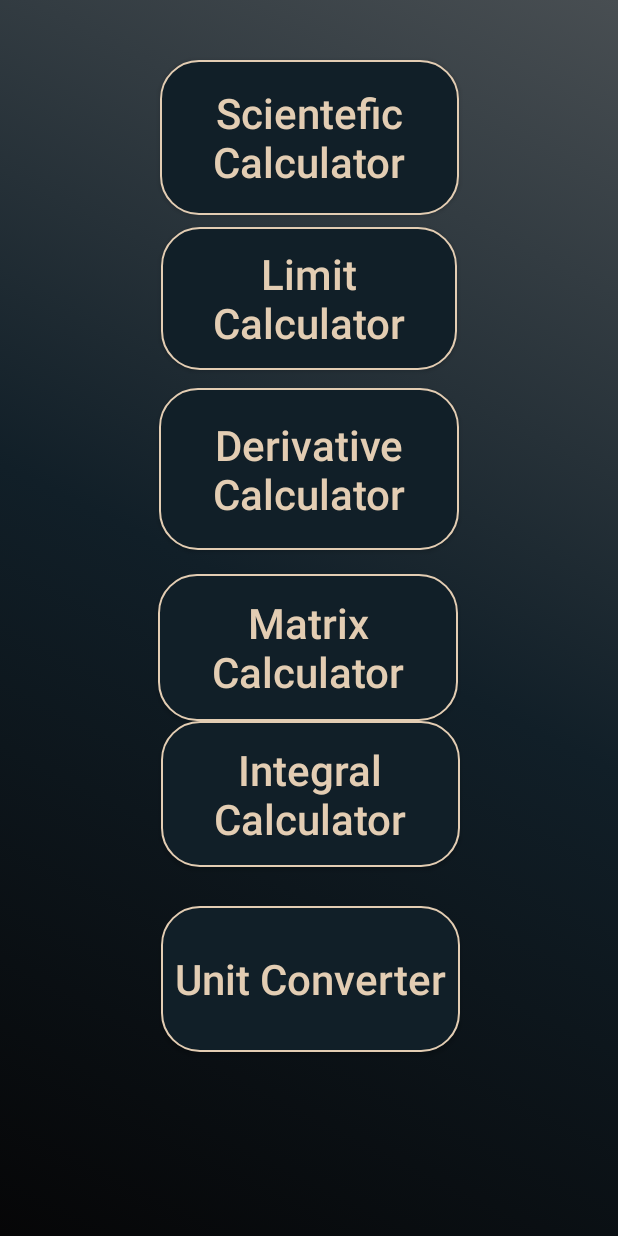
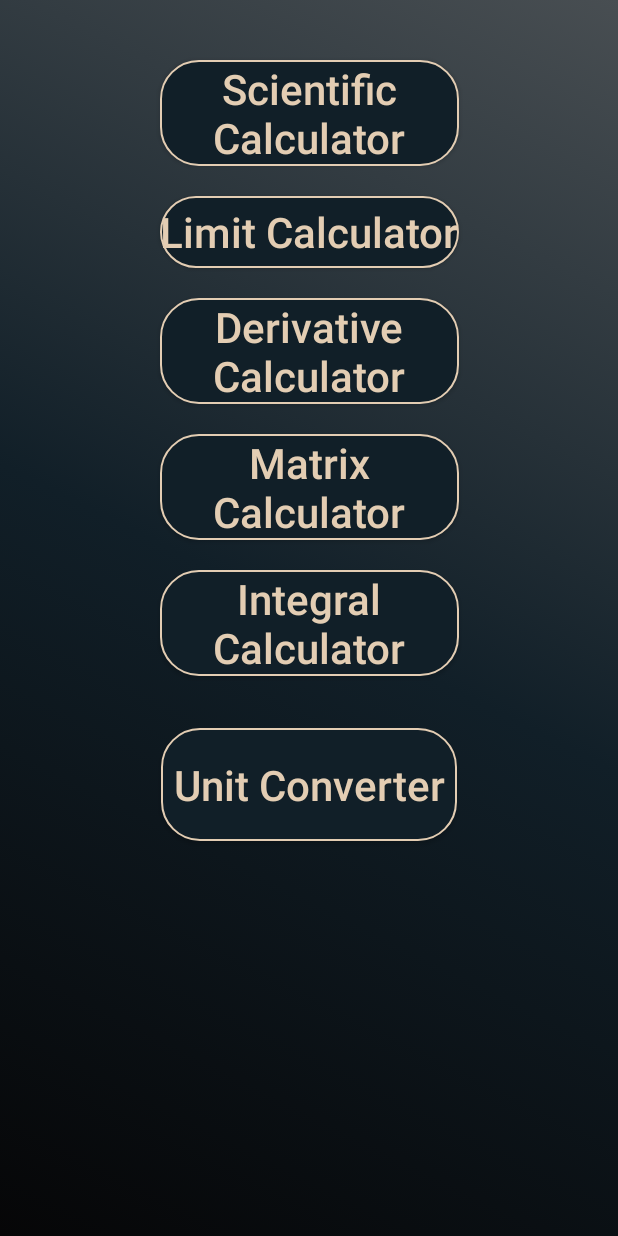
Before and after one commit to AhmadKais/Scientefic_cal, an Android app: the screen it shows after launch (OpeningActivity), on a phone screen of 412 x 824 dp. Run offline under Robolectric (Android 15) with nearby library versions, the phone set to English and light mode, and no system bars; our stand-ins replace Volley.

Commit message:
last changes all works fine ready to record screen for submittion

```diff
--- a/app/src/main/res/layout/activity_integral.xml
+++ b/app/src/main/res/layout/activity_integral.xml
@@ -4,7 +4,7 @@
     xmlns:tools="http://schemas.android.com/tools"
     android:layout_width="match_parent"
     android:layout_height="match_parent"
-    android:background="@drawable/app_background"
+    android:background="@drawable/bg_mat"
     tools:context=".IntegralActivity">
 
     <EditText
@@ -16,7 +16,7 @@
         app:layout_constraintTop_toTopOf="parent"
         app:layout_constraintStart_toStartOf="parent"
         app:layout_constraintEnd_toEndOf="parent"
-        android:textColorHint="@color/greyAccent"
+        android:textColorHint="@color/black"
         android:textSize="25sp"
         android:textColor="@color/white"/>
 
@@ -31,7 +31,7 @@
         app:layout_constraintEnd_toStartOf="@id/upperLimitInput"
         app:layout_constraintHorizontal_chainStyle="packed"
         app:layout_constraintHorizontal_bias="0.5"
-        android:textColorHint="@color/greyAccent"
+        android:textColorHint="@color/black"
         android:textSize="20sp"
         android:textColor="@color/white"/>
 
@@ -46,7 +46,7 @@
         app:layout_constraintEnd_toEndOf="parent"
         app:layout_constraintHorizontal_chainStyle="packed"
         app:layout_constraintHorizontal_bias="0.5"
-        android:textColorHint="@color/greyAccent"
+        android:textColorHint="@color/black"
         android:textSize="20sp"
         android:textColor="@color/white"/>
 
--- a/app/src/main/res/layout/activity_opening.xml
+++ b/app/src/main/res/layout/activity_opening.xml
@@ -10,23 +10,24 @@
     <Button
         android:id="@+id/gotocalc"
         android:layout_width="199dp"
-        android:layout_height="103dp"
+        android:layout_height="0dp"
         android:layout_marginTop="40dp"
         android:background="@drawable/button_background"
-        android:text="Scientefic Calculator"
+        android:text="Scientific Calculator"
+        android:textAllCaps="false"
         android:textColor="@color/tanAccent"
         android:textSize="28sp"
-        android:textAllCaps="false"
         app:layout_constraintEnd_toEndOf="parent"
-        app:layout_constraintHorizontal_bias="0.501"
         app:layout_constraintStart_toStartOf="parent"
         app:layout_constraintTop_toTopOf="parent" />
 
+    <!-- Vertical chain to spread the buttons evenly -->
+
     <Button
         android:id="@+id/gotolimit"
-        android:layout_width="197dp"
-        android:layout_height="95dp"
-        android:layout_marginTop="8dp"
+        android:layout_width="199dp"
+        android:layout_height="0dp"
+        android:layout_marginTop="20dp"
         android:background="@drawable/button_background"
         android:text="Limit Calculator"
         android:textAllCaps="false"
@@ -38,11 +39,11 @@
 
     <Button
         android:id="@+id/gotoderivative"
-        android:layout_width="200dp"
-        android:layout_height="108dp"
-        android:layout_marginTop="12dp"
+        android:layout_width="199dp"
+        android:layout_height="0dp"
+        android:layout_marginTop="20dp"
         android:background="@drawable/button_background"
-        android:text="Derivative  Calculator"
+        android:text="Derivative Calculator"
         android:textAllCaps="false"
         android:textColor="@color/tanAccent"
         android:textSize="28sp"
@@ -52,37 +53,36 @@
 
     <Button
         android:id="@+id/gotomatrix"
-        android:layout_width="200dp"
-        android:layout_height="98dp"
-        android:layout_marginTop="16dp"
+        android:layout_width="199dp"
+        android:layout_height="0dp"
+        android:layout_marginTop="20dp"
         android:background="@drawable/button_background"
         android:text="Matrix Calculator"
         android:textAllCaps="false"
         android:textColor="@color/tanAccent"
         android:textSize="28sp"
         app:layout_constraintEnd_toEndOf="parent"
-        app:layout_constraintHorizontal_bias="0.498"
         app:layout_constraintStart_toStartOf="parent"
         app:layout_constraintTop_toBottomOf="@+id/gotoderivative" />
 
     <Button
         android:id="@+id/gotointegral"
         android:layout_width="199dp"
-        android:layout_height="97dp"
+        android:layout_height="0dp"
+        android:layout_marginTop="20dp"
         android:background="@drawable/button_background"
         android:text="Integral Calculator"
         android:textAllCaps="false"
         android:textColor="@color/tanAccent"
         android:textSize="28sp"
         app:layout_constraintEnd_toEndOf="parent"
-        app:layout_constraintHorizontal_bias="0.504"
         app:layout_constraintStart_toStartOf="parent"
         app:layout_constraintTop_toBottomOf="@+id/gotomatrix" />
 
     <Button
         android:id="@+id/gotounit"
-        android:layout_width="199dp"
-        android:layout_height="97dp"
+        android:layout_width="197dp"
+        android:layout_height="75dp"
         android:background="@drawable/button_background"
         android:text="Unit Converter"
         android:textAllCaps="false"
@@ -90,8 +90,15 @@
         android:textSize="28sp"
         app:layout_constraintBottom_toBottomOf="parent"
         app:layout_constraintEnd_toEndOf="parent"
-        app:layout_constraintHorizontal_bias="0.504"
         app:layout_constraintStart_toStartOf="parent"
         app:layout_constraintTop_toBottomOf="@+id/gotointegral"
-        app:layout_constraintVertical_bias="0.175" />
+        app:layout_constraintVertical_bias="0.117" />
+
+    <androidx.constraintlayout.widget.Guideline
+        android:id="@+id/guideline"
+        android:layout_width="wrap_content"
+        android:layout_height="wrap_content"
+        android:orientation="vertical"
+        app:layout_constraintGuide_percent="0.5" />
+
 </androidx.constraintlayout.widget.ConstraintLayout>
```
